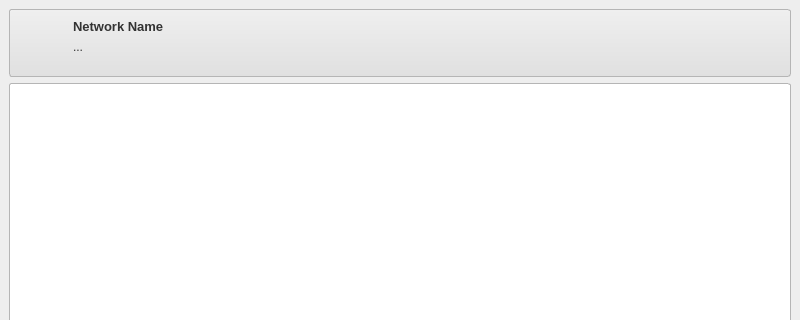
Before: the Qt Designer form ahenk/lider/formmain.ui in pars-linux/uludag, drawn with Qt 5; both pictures show x 0 to 800 and y 0 to 320 of the 800 by 555 pixel window.
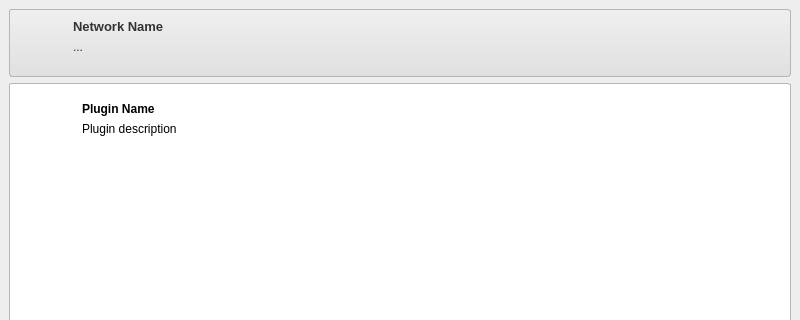
After: the same form once the commit is applied. Icons and pictures are not drawn.

Commit message: - Always check LDAP connection after getting exceptions. - Show plugin information UI above imported plugin - Move all LDAP magic to directory module

```diff
--- a/ahenk/lider/formmain.ui
+++ b/ahenk/lider/formmain.ui
@@ -28,7 +28,7 @@
 	margin: 0px;
 }
 
-#stackedWidget {
+#frameMain {
 	border-radius: 3px;
 	border: 1px solid #b5b5b5;
 	background: #fff;
@@ -214,47 +214,6 @@
         </layout>
        </widget>
       </item>
-      <item row="1" column="0">
-       <widget class="QStackedWidget" name="stackedWidget">
-        <property name="lineWidth">
-         <number>0</number>
-        </property>
-        <property name="currentIndex">
-         <number>0</number>
-        </property>
-        <widget class="QWidget" name="page">
-         <layout class="QGridLayout" name="gridLayout_5">
-          <item row="0" column="0">
-           <widget class="QTreeWidget" name="treeComputers">
-            <property name="frameShape">
-             <enum>QFrame::NoFrame</enum>
-            </property>
-            <property name="frameShadow">
-             <enum>QFrame::Plain</enum>
-            </property>
-            <property name="iconSize">
-             <size>
-              <width>32</width>
-              <height>32</height>
-             </size>
-            </property>
-            <attribute name="headerVisible">
-             <bool>false</bool>
-            </attribute>
-            <attribute name="headerVisible">
-             <bool>false</bool>
-            </attribute>
-            <column>
-             <property name="text">
-              <string>Computers</string>
-             </property>
-            </column>
-           </widget>
-          </item>
-         </layout>
-        </widget>
-       </widget>
-      </item>
       <item row="3" column="0">
        <widget class="QFrame" name="frameTools">
         <property name="sizePolicy">
@@ -389,6 +348,158 @@
         </layout>
        </widget>
       </item>
+      <item row="1" column="0">
+       <widget class="QFrame" name="frameMain">
+        <property name="frameShape">
+         <enum>QFrame::StyledPanel</enum>
+        </property>
+        <property name="frameShadow">
+         <enum>QFrame::Raised</enum>
+        </property>
+        <layout class="QGridLayout" name="gridLayout_7">
+         <item row="0" column="0">
+          <widget class="QFrame" name="framePlugin">
+           <property name="sizePolicy">
+            <sizepolicy hsizetype="Preferred" vsizetype="Minimum">
+             <horstretch>0</horstretch>
+             <verstretch>0</verstretch>
+            </sizepolicy>
+           </property>
+           <property name="minimumSize">
+            <size>
+             <width>0</width>
+             <height>64</height>
+            </size>
+           </property>
+           <property name="maximumSize">
+            <size>
+             <width>16777215</width>
+             <height>100</height>
+            </size>
+           </property>
+           <property name="frameShape">
+            <enum>QFrame::NoFrame</enum>
+           </property>
+           <property name="frameShadow">
+            <enum>QFrame::Raised</enum>
+           </property>
+           <layout class="QGridLayout" name="gridLayout_5">
+            <item row="0" column="0" rowspan="2">
+             <widget class="QLabel" name="pixmapPlugin">
+              <property name="sizePolicy">
+               <sizepolicy hsizetype="Fixed" vsizetype="Fixed">
+                <horstretch>0</horstretch>
+                <verstretch>0</verstretch>
+               </sizepolicy>
+              </property>
+              <property name="minimumSize">
+               <size>
+                <width>48</width>
+                <height>48</height>
+               </size>
+              </property>
+              <property name="maximumSize">
+               <size>
+                <width>48</width>
+                <height>48</height>
+               </size>
+              </property>
+              <property name="text">
+               <string/>
+              </property>
+              <property name="pixmap">
+               <pixmap resource="data.qrc">:/icons/network48.png</pixmap>
+              </property>
+             </widget>
+            </item>
+            <item row="0" column="1">
+             <widget class="QLabel" name="labelPlugin">
+              <property name="sizePolicy">
+               <sizepolicy hsizetype="Expanding" vsizetype="Fixed">
+                <horstretch>0</horstretch>
+                <verstretch>0</verstretch>
+               </sizepolicy>
+              </property>
+              <property name="font">
+               <font>
+                <weight>75</weight>
+                <bold>true</bold>
+               </font>
+              </property>
+              <property name="text">
+               <string notr="true">Plugin Name</string>
+              </property>
+              <property name="alignment">
+               <set>Qt::AlignLeading|Qt::AlignLeft|Qt::AlignTop</set>
+              </property>
+             </widget>
+            </item>
+            <item row="1" column="1">
+             <widget class="QLabel" name="labelPluginDesc">
+              <property name="sizePolicy">
+               <sizepolicy hsizetype="Expanding" vsizetype="Preferred">
+                <horstretch>0</horstretch>
+                <verstretch>0</verstretch>
+               </sizepolicy>
+              </property>
+              <property name="text">
+               <string notr="true">Plugin description</string>
+              </property>
+              <property name="textFormat">
+               <enum>Qt::PlainText</enum>
+              </property>
+              <property name="alignment">
+               <set>Qt::AlignLeading|Qt::AlignLeft|Qt::AlignTop</set>
+              </property>
+             </widget>
+            </item>
+           </layout>
+          </widget>
+         </item>
+         <item row="1" column="0">
+          <widget class="QStackedWidget" name="stackedWidget">
+           <property name="lineWidth">
+            <number>0</number>
+           </property>
+           <property name="currentIndex">
+            <number>0</number>
+           </property>
+           <widget class="QWidget" name="page">
+            <layout class="QGridLayout" name="gridLayout_6">
+             <item row="0" column="0">
+              <widget class="QTreeWidget" name="treeComputers">
+               <property name="frameShape">
+                <enum>QFrame::NoFrame</enum>
+               </property>
+               <property name="frameShadow">
+                <enum>QFrame::Plain</enum>
+               </property>
+               <property name="iconSize">
+                <size>
+                 <width>32</width>
+                 <height>32</height>
+                </size>
+               </property>
+               <attribute name="headerVisible">
+                <bool>false</bool>
+               </attribute>
+               <attribute name="headerVisible">
+                <bool>false</bool>
+               </attribute>
+               <column>
+                <property name="text">
+                 <string>Computers</string>
+                </property>
+               </column>
+              </widget>
+             </item>
+            </layout>
+           </widget>
+          </widget>
+         </item>
+        </layout>
+       </widget>
+      </item>
      </layout>
     </widget>
    </item>
```
The commit also changes 2 other files.
